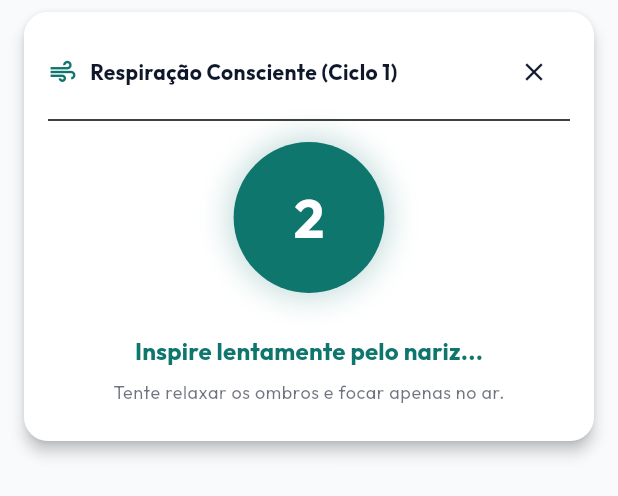
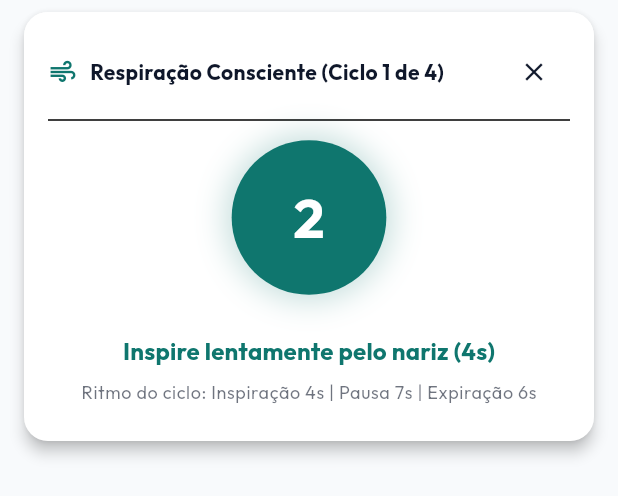
Before and after one commit to ianrib/tcc-proj, a Flutter app: the BreathingExerciseCard widget shown alone on an empty page, opened directly with empty values, on a phone screen of 412 x 824 dp. Shown: the top 496 px of the screen. Run offline on Flutter 3.47's test engine with Material 3 defaults, Android fonts, the phone set to English and light mode, and no system bars; our stand-ins replace camera, cloud_firestore, firebase_auth, firebase_core, flutter_dotenv, flutter_local_notifications and 7 more; accounts and stored records are empty; network calls fail.

Commit message:
feat: ajustar tempos e repeticoes do exercicio de respiracao e adicionar tela de conclusao

```diff
--- a/frontend/lib/core/widgets/breathing_exercise_card.dart
+++ b/frontend/lib/core/widgets/breathing_exercise_card.dart
@@ -1,4 +1,5 @@
 import 'dart:async';
+import 'dart:math';
 import 'package:flutter/material.dart';
 import 'gaia_avatar.dart';
 
@@ -17,24 +18,46 @@ class _BreathingExerciseCardState extends State<BreathingExerciseCard> {
   bool _showNumber = false;
   int _cycleCount = 1;
 
+  final _random = Random();
+  late int _targetCycles;
+  late int _pauseDuration;
+  late int _expirationDuration;
+  int _currentTick = 0;
+  bool _completed = false;
+
   @override
   void initState() {
     super.initState();
+    _targetCycles = 4 + _random.nextInt(5); // 4 a 8 vezes
+    _randomizeDurations();
     _startExercise();
+  }
+
+  void _randomizeDurations() {
+    _pauseDuration = 2 + _random.nextInt(6); // 2-7 segundos
+    _expirationDuration = 6 + _random.nextInt(2); // 6-7 segundos
   }
 
   void _startExercise() {
     _timer = Timer.periodic(const Duration(milliseconds: 500), (timer) {
       if (!mounted) return;
       setState(() {
-        _showNumber = !_showNumber;
-        // Every 1 second (two 500ms ticks), increment the counter
-        if (!_showNumber) {
-          if (_secondsCounter < 5) {
-            _secondsCounter++;
-          } else {
+        _currentTick++;
+        _showNumber = _currentTick % 2 != 0;
+        _secondsCounter = ((_currentTick - 1) ~/ 2) + 1;
+
+        int currentPhaseDuration = 4;
+        if (_phase == 'Segurar') {
+          currentPhaseDuration = _pauseDuration;
+        } else if (_phase == 'Exalar') {
+          currentPhaseDuration = _expirationDuration;
+        }
+
+        if (_currentTick >= currentPhaseDuration * 2) {
+          _currentTick = 0;
           _secondsCounter = 1;
-            // Transition phases
+          _showNumber = false;
+
           if (_phase == 'Inalar') {
             _phase = 'Segurar';
           } else if (_phase == 'Segurar') {
@@ -42,6 +65,11 @@ class _BreathingExerciseCardState extends State<BreathingExerciseCard> {
           } else {
             _phase = 'Inalar';
             _cycleCount++;
+            if (_cycleCount > _targetCycles) {
+              _completed = true;
+              _timer?.cancel();
+            } else {
+              _randomizeDurations();
             }
           }
         }
@@ -56,24 +84,27 @@ class _BreathingExerciseCardState extends State<BreathingExerciseCard> {
   }
 
   double _getScale() {
+    if (_completed) return 1.0;
     if (_phase == 'Inalar') {
-      // Grows from 1.0 to 1.4
-      return 1.0 + (_secondsCounter - 1) * 0.08 + (_showNumber ? 0.04 : 0.0);
+      double progress = _currentTick / 8.0;
+      if (progress > 1.0) progress = 1.0;
+      return 1.0 + progress * 0.4;
     } else if (_phase == 'Segurar') {
       return 1.4;
     } else {
-      // Shrinks from 1.4 to 1.0
-      return 1.4 - (_secondsCounter - 1) * 0.08 - (_showNumber ? 0.04 : 0.0);
+      double progress = _currentTick / (_expirationDuration * 2.0);
+      if (progress > 1.0) progress = 1.0;
+      return 1.4 - progress * 0.4;
     }
   }
 
   String _getInstructionText() {
     if (_phase == 'Inalar') {
-      return 'Inspire lentamente pelo nariz...';
+      return 'Inspire lentamente pelo nariz (4s)';
     } else if (_phase == 'Segurar') {
-      return 'Segure o ar nos pulmões...';
+      return 'Segure o ar nos pulmões (${_pauseDuration}s)';
     } else {
-      return 'Expire devagar pela boca...';
+      return 'Expire devagar pela boca (${_expirationDuration}s)';
     }
   }
 
@@ -87,29 +118,8 @@ class _BreathingExerciseCardState extends State<BreathingExerciseCard> {
     }
   }
 
-  @override
-  Widget build(BuildContext context) {
-    final theme = Theme.of(context);
-    final phaseColor = _getPhaseColor(theme);
-
-    return Card(
-      elevation: 4,
-      margin: const EdgeInsets.symmetric(horizontal: 16, vertical: 8),
-      shape: RoundedRectangleBorder(borderRadius: BorderRadius.circular(16)),
-      child: Container(
-        padding: const EdgeInsets.all(16),
-        decoration: BoxDecoration(
-          borderRadius: BorderRadius.circular(16),
-          gradient: LinearGradient(
-            colors: [
-              theme.cardColor,
-              theme.colorScheme.surfaceContainerHighest.withValues(alpha: 0.3),
-            ],
-            begin: Alignment.topCenter,
-            end: Alignment.bottomCenter,
-          ),
-        ),
-        child: Column(
+  Widget _buildExerciseContent(ThemeData theme, Color phaseColor) {
+    return Column(
       mainAxisSize: MainAxisSize.min,
       children: [
         Row(
@@ -120,7 +130,7 @@ class _BreathingExerciseCardState extends State<BreathingExerciseCard> {
                 Icon(Icons.air, color: phaseColor, size: 20),
                 const SizedBox(width: 8),
                 Text(
-                      'Respiração Consciente (Ciclo $_cycleCount)',
+                  'Respiração Consciente (Ciclo $_cycleCount de $_targetCycles)',
                   style: theme.textTheme.bodyMedium?.copyWith(
                     fontWeight: FontWeight.bold,
                     color: theme.colorScheme.onSurface,
@@ -187,16 +197,103 @@ class _BreathingExerciseCardState extends State<BreathingExerciseCard> {
           ),
         ),
         const SizedBox(height: 8),
-            // Small hint
+        // Small hint showing rhythm info
         Text(
-              'Tente relaxar os ombros e focar apenas no ar.',
+          'Ritmo do ciclo: Inspiração 4s | Pausa ${_pauseDuration}s | Expiração ${_expirationDuration}s',
           style: theme.textTheme.bodySmall?.copyWith(
             color: theme.colorScheme.onSurface.withValues(alpha: 0.6),
           ),
         ),
         const SizedBox(height: 8),
       ],
+    );
+  }
+
+  Widget _buildCompletedContent(ThemeData theme) {
+    return Column(
+      mainAxisSize: MainAxisSize.min,
+      children: [
+        Row(
+          mainAxisAlignment: MainAxisAlignment.spaceBetween,
+          children: [
+            Row(
+              children: [
+                Icon(Icons.check_circle, color: theme.colorScheme.primary, size: 20),
+                const SizedBox(width: 8),
+                Text(
+                  'Exercício Concluído',
+                  style: theme.textTheme.bodyMedium?.copyWith(
+                    fontWeight: FontWeight.bold,
+                    color: theme.colorScheme.onSurface,
                   ),
+                ),
+              ],
+            ),
+            IconButton(
+              icon: const Icon(Icons.close, size: 20),
+              onPressed: widget.onClose,
+              padding: EdgeInsets.zero,
+              constraints: const BoxConstraints(),
+            ),
+          ],
+        ),
+        const Divider(height: 16),
+        const SizedBox(height: 16),
+        const Center(
+          child: GaiaAvatar(radius: 45),
+        ),
+        const SizedBox(height: 24),
+        Text(
+          'Muito bem!',
+          style: theme.textTheme.titleMedium?.copyWith(
+            fontWeight: FontWeight.bold,
+            color: theme.colorScheme.primary,
+          ),
+        ),
+        const SizedBox(height: 8),
+        Text(
+          'Você completou as $_targetCycles repetições de respiração consciente e ajudou a acalmar seu corpo.',
+          textAlign: TextAlign.center,
+          style: theme.textTheme.bodyMedium?.copyWith(
+            color: theme.colorScheme.onSurface.withValues(alpha: 0.8),
+          ),
+        ),
+        const SizedBox(height: 24),
+        SizedBox(
+          width: double.infinity,
+          child: FilledButton(
+            onPressed: widget.onClose,
+            child: const Text('Concluir'),
+          ),
+        ),
+        const SizedBox(height: 8),
+      ],
+    );
+  }
+
+  @override
+  Widget build(BuildContext context) {
+    final theme = Theme.of(context);
+    final phaseColor = _getPhaseColor(theme);
+
+    return Card(
+      elevation: 4,
+      margin: const EdgeInsets.symmetric(horizontal: 16, vertical: 8),
+      shape: RoundedRectangleBorder(borderRadius: BorderRadius.circular(16)),
+      child: Container(
+        padding: const EdgeInsets.all(16),
+        decoration: BoxDecoration(
+          borderRadius: BorderRadius.circular(16),
+          gradient: LinearGradient(
+            colors: [
+              theme.cardColor,
+              theme.colorScheme.surfaceContainerHighest.withValues(alpha: 0.3),
+            ],
+            begin: Alignment.topCenter,
+            end: Alignment.bottomCenter,
+          ),
+        ),
+        child: _completed ? _buildCompletedContent(theme) : _buildExerciseContent(theme, phaseColor),
       ),
     );
   }
```
Also changed, not shown: 1 other file. Lines whose indentation alone changed are shown as unchanged.
